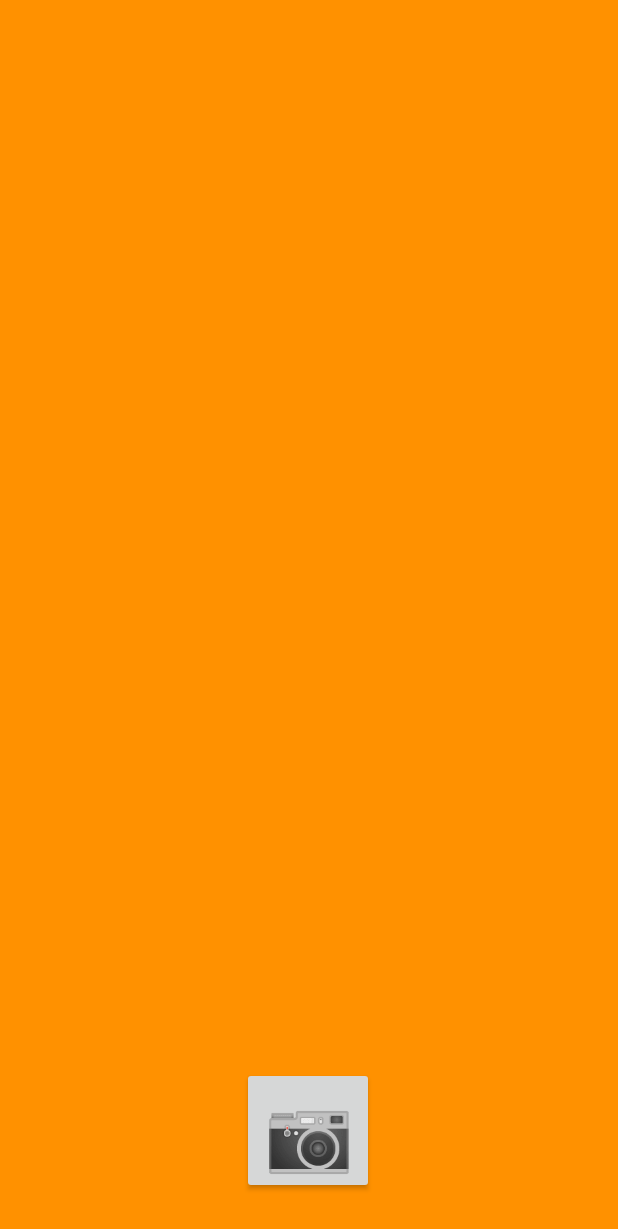
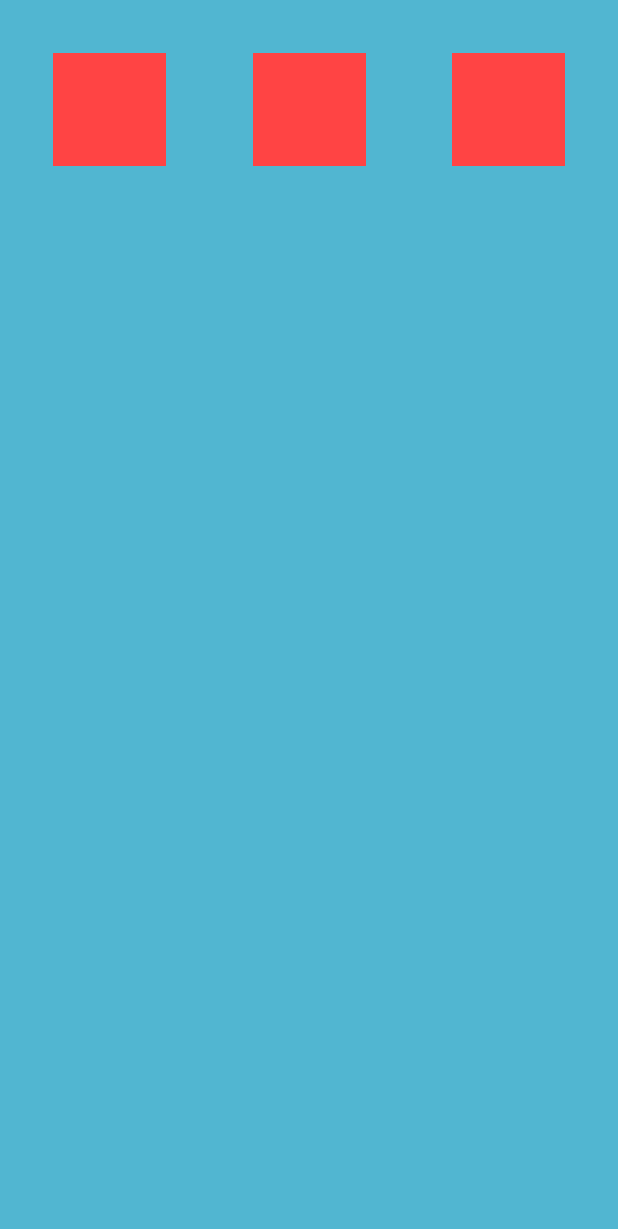
Before and after one commit to GroupA-SODV2999-CapstoneProject/FindAndPlay, an Android app: the CameraFunctionality screen opened directly, with no data from a screen before it, on a phone screen of 412 x 824 dp. Shown: the top 1229 px of the screen. Run offline under Robolectric (Android 15) with nearby library versions, the phone set to English and light mode, and no system bars; pictures from the network do not load.

Commit message:
Modified the CameraFunctionality and Camera Layout as well as the PlayerSelect and PlayerSelect layout

```diff
--- a/app/src/main/java/com/hfad/findandplayA/CameraFunctionality.java
+++ b/app/src/main/java/com/hfad/findandplayA/CameraFunctionality.java
@@ -27,9 +27,9 @@ import java.util.Date;
 
 public class CameraFunctionality extends Activity {
 
-    private ImageView pictureImageView;
-    private Button clearImageBtn;
-    Uri pictureUri;// picture
+    private ImageView pictureImageView, itemOneImageView, itemTwoImageView, itemThreeImageView;
+    private Button clearImageBtn, openCameraButton;
+    Uri pictureUri; // picture
     private static final int requestCode = 100;
 
 
@@ -38,12 +38,22 @@ public class CameraFunctionality extends Activity {
         super.onCreate(savedInstanceState);
         setContentView(R.layout.activity_auth_camera_page);
 
-        Button openCameraButton = findViewById(R.id.btn_Camera);
+        openCameraButton = findViewById(R.id.btn_Camera);
         clearImageBtn = findViewById(R.id.clearImageBtn);
         pictureImageView = findViewById(R.id.cameraImageView);
+        itemOneImageView = findViewById(R.id.itemOneIV);
+        itemTwoImageView = findViewById(R.id.itemTwoIV);
+        itemThreeImageView = findViewById(R.id.itemThreeIV);
 
-        clearImageBtn.setVisibility(View.GONE);
 
+        clearImageBtn.setVisibility(View.GONE); // hides the clear image button
+        openCameraButton.setVisibility(View.GONE); // hides the camera button
+
+
+        setItemImageBorder(); // calls function to set item image border colors
+        setItemImages(); // calls function to set item image, images
+
+        // onClick for the camera button
         openCameraButton.setOnClickListener(new View.OnClickListener() {
             @RequiresApi(api = Build.VERSION_CODES.Q)
             @Override
@@ -51,8 +61,53 @@ public class CameraFunctionality extends Activity {
                 userPermissions();
             }
         });
+
+        // onClick for the clear image button
+        clearImageBtn.setOnClickListener(new View.OnClickListener() {
+            @Override
+            public void onClick(View view) {
+                clearImage();
+            }
+        });
+
+        // onClick for the first items image view will change border to purple, shows the camera button and needs to pass item data
+        itemOneImageView.setOnClickListener(new View.OnClickListener() {
+            @SuppressLint("UseCompatLoadingForDrawables")
+            @Override
+            public void onClick(View view) {
+                itemOneImageView.setBackground(getDrawable(R.drawable.purple_camera_item_border));
+                openCameraButton.setVisibility(View.VISIBLE);
+
+                // TODO add code to pass item data?
+            }
+        });
+
+        // onClick for the second items image view will change border to purple, shows the camera button and needs to pass item data
+        itemTwoImageView.setOnClickListener(new View.OnClickListener() {
+            @SuppressLint("UseCompatLoadingForDrawables")
+            @Override
+            public void onClick(View view) {
+                itemTwoImageView.setBackground(getDrawable(R.drawable.purple_camera_item_border));
+                openCameraButton.setVisibility(View.VISIBLE);
+
+                // TODO add code to pass item data?
+            }
+        });
+
+        // onClick for the third items image view will change border to purple, shows the camera button and needs to pass item data
+        itemThreeImageView.setOnClickListener(new View.OnClickListener() {
+            @SuppressLint("UseCompatLoadingForDrawables")
+            @Override
+            public void onClick(View view) {
+                itemThreeImageView.setBackground(getDrawable(R.drawable.purple_camera_item_border));
+                openCameraButton.setVisibility(View.VISIBLE);
+
+                // TODO add code to pass item data?
+            }
+        });
     }
 
+    // function will check to see if permissions have been granted, if so the camera will open if not permissions will be requested
     @RequiresApi(api = Build.VERSION_CODES.Q)
     protected void userPermissions(){
         String [] permissions = {Manifest.permission.CAMERA, Manifest.permission.READ_EXTERNAL_STORAGE, Manifest.permission.WRITE_EXTERNAL_STORAGE};
@@ -69,12 +124,14 @@ public class CameraFunctionality extends Activity {
         }
     }
 
+    // function will again run the userPermissions function
     @RequiresApi(api = Build.VERSION_CODES.Q)
     @Override
     public void onRequestPermissionsResult(int requestCode, @NonNull String[] permissions, @NonNull int[] grantResults) {
         userPermissions();
     }
 
+    // function to open the camera and run the create picture function to save the picture to the device
     @RequiresApi(api = Build.VERSION_CODES.Q)
     protected void camera(){
         Uri picturePath = createPicture();
@@ -83,6 +140,7 @@ public class CameraFunctionality extends Activity {
         startActivityForResult(openCamera, 100);
     }
 
+    // function will add the picture taken to the imageview, show the clear image button and print a message indicating it was saved to the device
     @Override
     protected void onActivityResult(int requestCode, int resultCode, @Nullable Intent data) {
         super.onActivityResult(requestCode, resultCode, data);
@@ -91,10 +149,14 @@ public class CameraFunctionality extends Activity {
         Toast.makeText(this, "Picture Saved to Pictures/Find and Play Pictures", Toast.LENGTH_LONG).show();
     }
 
-    public void clearImage(View view) {
+    public void clearImage() { // Function to clear image and hide the clear image button
+
         pictureImageView.setImageDrawable(null);
+        clearImageBtn.setVisibility(View.GONE);
+
     }
 
+    // function to create a folder location on the device and save the picture with the current date and time
     @RequiresApi(api = Build.VERSION_CODES.Q)
     private Uri createPicture(){
         Uri uri;
@@ -108,7 +170,6 @@ public class CameraFunctionality extends Activity {
         }else{
             uri = MediaStore.Images.Media.EXTERNAL_CONTENT_URI;
         }
-
         ContentValues contentValues = new ContentValues();
         contentValues.put(MediaStore.Images.Media.DISPLAY_NAME, pictureName + ".jpg");
         contentValues.put(MediaStore.Images.Media.RELATIVE_PATH,"Pictures/" + "Find and Play Pictures/");
@@ -117,4 +178,44 @@ public class CameraFunctionality extends Activity {
         return finalPictureUri;
     }
 
+    public void setItemImages(){
+
+        //TODO implement code to set the three item imageview images
+
+    }
+
+    @SuppressLint("UseCompatLoadingForDrawables")
+    public void setItemImageBorder(){
+
+        //TODO set the color of the items image border using the images tag red=0 and green=1 check to see if that image was actually taken?
+
+        // Checks first items tag to see if it's border should be reg or green and sets that color
+        if (itemOneImageView.getTag()=="1"){
+            itemOneImageView.setBackground(getDrawable(R.drawable.green_camera_item_border));
+        }
+        else
+        {
+            itemOneImageView.setBackground(getDrawable(R.drawable.red_camera_item_border));
+        }
+
+        // Checks second items tag to see if it's border should be reg or green and sets that color
+        if (itemTwoImageView.getTag()=="1"){
+            itemTwoImageView.setBackground(getDrawable(R.drawable.green_camera_item_border));
+        }
+        else
+        {
+            itemTwoImageView.setBackground(getDrawable(R.drawable.red_camera_item_border));
+        }
+
+        // Checks third items tag to see if it's border should be reg or green and sets that color
+        if (itemThreeImageView.getTag()=="1"){
+            itemThreeImageView.setBackground(getDrawable(R.drawable.green_camera_item_border));
+        }
+        else
+        {
+            itemThreeImageView.setBackground(getDrawable(R.drawable.red_camera_item_border));
+        }
+
+    }
+
 }
--- a/app/src/main/java/com/hfad/findandplayA/PlayerSelect.java
+++ b/app/src/main/java/com/hfad/findandplayA/PlayerSelect.java
@@ -11,6 +11,7 @@ import android.widget.AdapterView;
 import android.widget.ArrayAdapter;
 import android.widget.Button;
 import android.widget.LinearLayout;
+import android.widget.ScrollView;
 import android.widget.Spinner;
 
 public class PlayerSelect extends AppCompatActivity implements AdapterView.OnItemSelectedListener {
@@ -18,6 +19,7 @@ public class PlayerSelect extends AppCompatActivity implements AdapterView.OnIte
     private Button cameraBtn; //TODO remove this button code once data is implemented
     private Spinner spinner;
     LinearLayout playerButtonLayout;
+    ScrollView playerButtonScrollView;
 
     private static final String[] tempGroups = {"Group 1", "Group 2", "Group 3", "Group 4"}; // TODO remove and replace this temp array with actual group data from FireBase
 
@@ -28,7 +30,13 @@ public class PlayerSelect extends AppCompatActivity implements AdapterView.OnIte
 
         spinner = (Spinner)findViewById(R.id.groupSelectSpinner); // Dropdown menu for groups
         playerButtonLayout = findViewById(R.id.playerButtonLinearLayoutID); // Linear Layout where buttons will be added
+        playerButtonScrollView = findViewById(R.id.playerButtonScrollViewLayout); // ScrollView Layout where buttons will be added
+
+        // TODO activate the below code once testing buttons are removed and proper items are added to the drop down
+//        playerButtonScrollView.setVisibility(View.GONE); // Hides the player button scrollview
+
         ArrayAdapter<String> adapter = new ArrayAdapter<String>(PlayerSelect.this, android.R.layout.simple_spinner_item,tempGroups); // TODO change this from tempGroups to actual groups from FireBase
+
         adapter.setDropDownViewResource((android.R.layout.simple_spinner_dropdown_item)); // Setting dropdown
         spinner.setAdapter(adapter);
         spinner.setOnItemSelectedListener(this);
@@ -50,6 +58,7 @@ public class PlayerSelect extends AppCompatActivity implements AdapterView.OnIte
 
         // TODO add the rest of the code to get children from selected group and
 
+        playerButtonScrollView.setVisibility(View.VISIBLE); // Shows the player button scrollview
         createPlayerButtons(selection);
     }
 
--- /dev/null
+++ b/app/src/main/res/drawable/green_camera_item_border.xml
@@ -0,0 +1,8 @@
+<?xml version="1.0" encoding="utf-8"?>
+<shape xmlns:android="http://schemas.android.com/apk/res/android">
+
+    <solid android:color="#337A42" />
+    <padding android:left="5dp" android:top="5dp" android:right="5dp"
+        android:bottom="5dp" />
+
+</shape>
--- /dev/null
+++ b/app/src/main/res/drawable/purple_camera_item_border.xml
@@ -0,0 +1,8 @@
+<?xml version="1.0" encoding="utf-8"?>
+<shape xmlns:android="http://schemas.android.com/apk/res/android">
+
+    <solid android:color="#FF3700B3" />
+    <padding android:left="5dp" android:top="5dp" android:right="5dp"
+        android:bottom="5dp" />
+
+</shape>
--- /dev/null
+++ b/app/src/main/res/drawable/red_camera_item_border.xml
@@ -0,0 +1,7 @@
+<?xml version="1.0" encoding="utf-8"?>
+<shape xmlns:android="http://schemas.android.com/apk/res/android">
+
+        <solid android:color="#FFFF4444" />
+        <padding android:left="5dp" android:top="5dp" android:right="5dp"
+            android:bottom="5dp" />
+</shape>
--- a/app/src/main/res/layout/activity_auth_camera_page.xml
+++ b/app/src/main/res/layout/activity_auth_camera_page.xml
@@ -3,47 +3,85 @@
     xmlns:app="http://schemas.android.com/apk/res-auto"
     xmlns:tools="http://schemas.android.com/tools"
     android:layout_width="match_parent"
-    android:background="#FF9100"
-    android:layout_height="match_parent">
+    android:layout_height="match_parent"
+    android:background="@color/lightBlue">
+
+    <ImageView
+        android:id="@+id/itemOneIV"
+        android:layout_width="75dp"
+        android:layout_height="75dp"
+        android:layout_marginLeft="35dp"
+        android:layout_marginTop="35dp"
+        android:background="@drawable/red_camera_item_border"
+        android:tag="0"
+        app:layout_constraintStart_toStartOf="parent"
+        app:layout_constraintTop_toTopOf="parent"
+        app:srcCompat="@drawable/blank" />
+
+    <ImageView
+        android:id="@+id/itemTwoIV"
+        android:layout_width="75dp"
+        android:layout_height="75dp"
+        android:layout_marginTop="35dp"
+        android:background="@drawable/red_camera_item_border"
+        android:tag="0"
+        app:layout_constraintEnd_toStartOf="@+id/itemThreeIV"
+        app:layout_constraintStart_toEndOf="@+id/itemOneIV"
+        app:layout_constraintTop_toTopOf="parent"
+        app:srcCompat="@drawable/blank" />
+
+    <ImageView
+        android:id="@+id/itemThreeIV"
+        android:layout_width="75dp"
+        android:layout_height="75dp"
+        android:layout_marginTop="35dp"
+        android:layout_marginRight="35dp"
+        android:background="@drawable/red_camera_item_border"
+        android:tag="0"
+        app:layout_constraintEnd_toEndOf="parent"
+        app:layout_constraintTop_toTopOf="parent"
+        app:srcCompat="@drawable/blank" />
+
+    <ImageView
+        android:id="@+id/cameraImageView"
+        android:layout_width="300dp"
+        android:layout_height="350dp"
+        android:contentDescription="@string/todo"
+        app:layout_constraintBottom_toTopOf="@+id/btn_Camera"
+        app:layout_constraintEnd_toEndOf="parent"
+        app:layout_constraintStart_toStartOf="parent"
+        app:layout_constraintTop_toBottomOf="@+id/itemTwoIV"
+        tools:ignore="ImageContrastCheck" />
 
     <Button
         android:id="@+id/btn_Camera"
         android:layout_width="wrap_content"
-        android:layout_height="wrap_content"
-        android:layout_marginBottom="28dp"
-        android:paddingBottom="10dp"
-        android:textColorLink="#FF1000"
+        android:layout_height="105dp"
+        android:layout_marginBottom="30dp"
+        android:backgroundTint="@color/darkGreen"
+        android:paddingBottom="25dp"
         android:text="@string/camera_symbol"
         android:textSize="48sp"
         app:cornerRadius="60dp"
         app:layout_constraintBottom_toBottomOf="parent"
         app:layout_constraintEnd_toEndOf="parent"
-        app:layout_constraintHorizontal_bias="0.498"
         app:layout_constraintStart_toStartOf="parent" />
-
-    <ImageView
-        android:id="@+id/cameraImageView"
-        android:layout_width="0dp"
-        android:layout_height="0dp"
-        android:layout_marginBottom="24dp"
-        android:contentDescription="@string/todo"
-        app:layout_constraintBottom_toTopOf="@+id/btn_Camera"
-        app:layout_constraintEnd_toEndOf="parent"
-        app:layout_constraintStart_toStartOf="parent"
-        app:layout_constraintTop_toTopOf="parent"
-        app:srcCompat="@drawable/common_google_signin_btn_icon_light_normal_background"
-        tools:ignore="ImageContrastCheck" />
 
     <Button
         android:id="@+id/clearImageBtn"
         android:layout_width="78dp"
         android:layout_height="76dp"
-        android:layout_marginEnd="60dp"
+        android:layout_marginTop="30dp"
         android:layout_marginBottom="16dp"
+        android:backgroundTint="@color/darkGreen"
+        android:paddingTop="10dp"
+        android:paddingBottom="10dp"
+        android:text="@string/flip_symbol"
         android:textColorLink="#FF1000"
-        android:text="@string/flip_symbol"
         android:textSize="34sp"
         app:cornerRadius="60dp"
         app:layout_constraintBottom_toBottomOf="parent"
-        app:layout_constraintEnd_toStartOf="@+id/btn_Camera" />
+        app:layout_constraintEnd_toStartOf="@+id/btn_Camera"
+        app:layout_constraintStart_toStartOf="parent"
+        app:layout_constraintTop_toBottomOf="@+id/cameraImageView" />
 </androidx.constraintlayout.widget.ConstraintLayout>
--- a/app/src/main/res/layout/activity_player_select.xml
+++ b/app/src/main/res/layout/activity_player_select.xml
@@ -4,14 +4,15 @@
     xmlns:tools="http://schemas.android.com/tools"
     android:layout_width="match_parent"
     android:layout_height="match_parent"
-    tools:context=".PlayerSelect"
-    android:orientation="vertical">
+    android:background="@color/lightBlue"
+    android:orientation="vertical"
+    tools:context=".PlayerSelect">
 
     <TextView
         android:id="@+id/groupSelectTitleTextView"
         android:layout_width="match_parent"
         android:layout_height="wrap_content"
-        android:layout_marginTop="50dp"
+        android:layout_marginTop="35dp"
         android:layout_marginBottom="10dp"
         android:gravity="center_horizontal"
         android:text="Select A Group"
@@ -29,14 +30,15 @@
         android:textAlignment="center" />
 
     <ScrollView
+        android:id="@+id/playerButtonScrollViewLayout"
         android:layout_width="match_parent"
         android:layout_height="match_parent">
 
         <LinearLayout
+            android:id="@+id/playerButtonLinearLayoutID"
             android:layout_width="match_parent"
             android:layout_height="wrap_content"
-            android:orientation="vertical"
-            android:id="@+id/playerButtonLinearLayoutID">
+            android:orientation="vertical">
 
             <TextView
                 android:id="@+id/playerSelectTitleTextView"
--- a/app/src/main/res/values/colors.xml
+++ b/app/src/main/res/values/colors.xml
@@ -8,4 +8,6 @@
     <color name="black">#FF000000</color>
     <color name="white">#FFFFFFFF</color>
     <color name="playerBtnRed">#FFFF4444</color>
+    <color name="darkGreen">#337A42</color>
+    <color name="lightBlue">#51b6d1</color>
 </resources>
```
